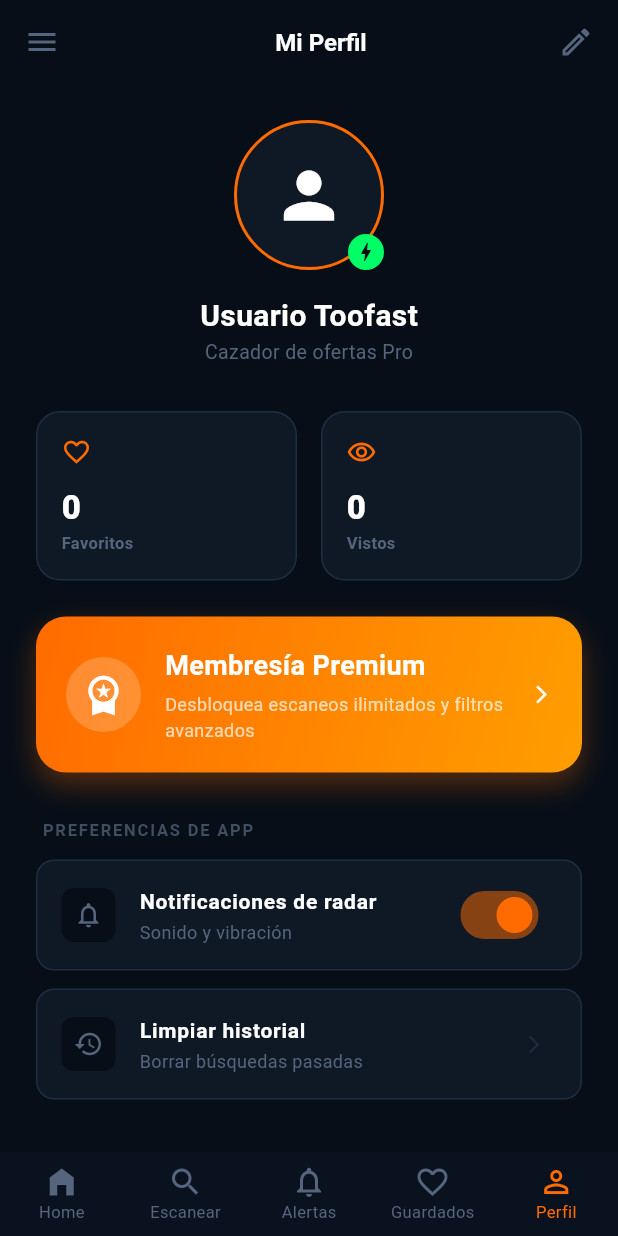
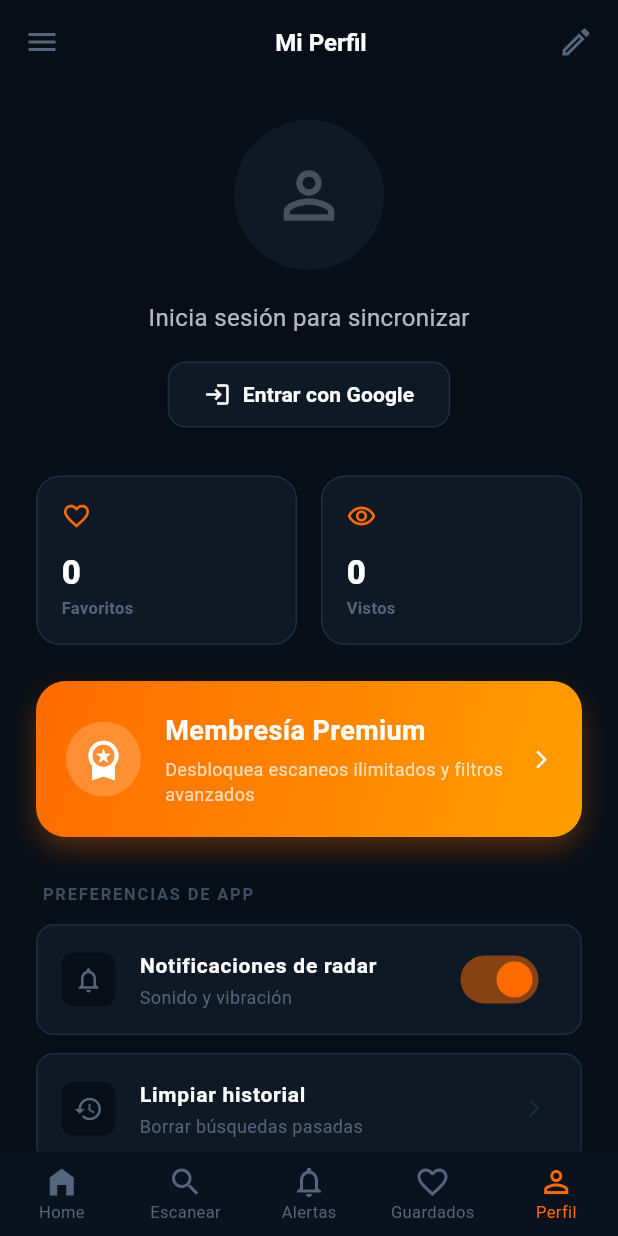
Before and after one commit to odmf9009/toofast_app, a Flutter app: the screen it shows after launch, item 5 of the bottom bar chosen, on a phone screen of 412 x 824 dp. Run offline on Flutter 3.47's test engine with Material 3 defaults, Android fonts, the phone set to English and light mode, and no system bars; our stand-ins replace flutter_local_notifications, flutter_native_splash, google_sign_in, shared_preferences; missing offline and left inert: flutter_inappwebview.

Commit message:
Restauración de Login con Google, Perfil y configuración de Android estable

```diff
--- a/lib/main.dart
+++ b/lib/main.dart
@@ -944,21 +944,20 @@ class PerfilScreen extends StatelessWidget {
         padding: const EdgeInsets.all(24.0),
         child: Column(
           children: [
-            // 👤 CABECERA DE PERFIL
+            // 👤 CABECERA DE PERFIL (Condicional según login)
             Center(
               child: Column(
                 children: [
+                  if (toofastProvider.estaLogueado) ...[
                     Stack(
                       children: [
-                      Container(
-                        width: 100,
-                        height: 100,
-                        decoration: BoxDecoration(
-                          shape: BoxShape.circle,
-                          border: Border.all(color: const Color(0xFFFF6B00), width: 2),
-                          color: const Color(0xFF0F1926),
-                        ),
-                        child: const Icon(Icons.person, size: 50, color: Colors.white),
+                        CircleAvatar(
+                          radius: 50,
+                          backgroundColor: const Color(0xFF0F1926),
+                          backgroundImage: NetworkImage(toofastProvider.usuario!.photoUrl ?? ''),
+                          child: toofastProvider.usuario!.photoUrl == null
+                              ? const Icon(Icons.person, size: 50, color: Colors.white)
+                              : null,
                         ),
                         Positioned(
                           bottom: 0,
@@ -972,8 +971,41 @@ class PerfilScreen extends StatelessWidget {
                       ],
                     ),
                     const SizedBox(height: 16),
-                  const Text('Usuario Toofast', style: TextStyle(fontSize: 20, fontWeight: FontWeight.bold, color: Colors.white)),
-                  const Text('Cazador de ofertas Pro', style: TextStyle(fontSize: 13, color: Color(0xFF55657E))),
+                    Text(toofastProvider.usuario!.displayName ?? 'Usuario', style: const TextStyle(fontSize: 20, fontWeight: FontWeight.bold, color: Colors.white)),
+                    Text(toofastProvider.usuario!.email, style: const TextStyle(fontSize: 13, color: Color(0xFF55657E))),
+                  ] else ...[
+                    const CircleAvatar(
+                      radius: 50,
+                      backgroundColor: Color(0xFF0F1926),
+                      child: Icon(Icons.person_outline, size: 50, color: Colors.white24),
+                    ),
+                    const SizedBox(height: 20),
+                    const Text('Inicia sesión para sincronizar', style: TextStyle(fontSize: 16, color: Colors.white70)),
+                    const SizedBox(height: 16),
+                    ElevatedButton.icon(
+                      onPressed: () async {
+                        try {
+                          await toofastProvider.iniciarSesionGoogle();
+                        } catch (e) {
+                          if (context.mounted) {
+                            ScaffoldMessenger.of(context).showSnackBar(
+                              SnackBar(content: Text('Error al iniciar sesión: $e')),
+                            );
+                          }
+                        }
+                      },
+                      icon: const Icon(Icons.login, color: Colors.white),
+                      label: const Text('Entrar con Google', style: TextStyle(color: Colors.white, fontWeight: FontWeight.bold)),
+                      style: ElevatedButton.styleFrom(
+                        backgroundColor: const Color(0xFF0F1926),
+                        padding: const EdgeInsets.symmetric(horizontal: 24, vertical: 12),
+                        shape: RoundedRectangleBorder(
+                          borderRadius: BorderRadius.circular(12),
+                          side: const BorderSide(color: Color(0xFF1E2D42)),
+                        ),
+                      ),
+                    ),
+                  ],
                 ],
               ),
             ),
@@ -1053,10 +1085,11 @@ class PerfilScreen extends StatelessWidget {
             const SizedBox(height: 40),
 
             // 🚪 BOTÓN DE CERRAR SESIÓN / ELIMINAR DATOS
+            if (toofastProvider.estaLogueado)
               SizedBox(
                 width: double.infinity,
                 child: TextButton.icon(
-                onPressed: () {},
+                  onPressed: () => toofastProvider.cerrarSesion(),
                   icon: const Icon(Icons.logout, color: Color(0xFFFF455B), size: 20),
                   label: const Text('Cerrar sesión', style: TextStyle(color: Color(0xFFFF455B), fontWeight: FontWeight.bold)),
                   style: TextButton.styleFrom(
--- a/lib/toofast_provider.dart
+++ b/lib/toofast_provider.dart
@@ -5,10 +5,17 @@ import 'package:shared_preferences/shared_preferences.dart';
 import 'package:flutter_local_notifications/flutter_local_notifications.dart';
 import 'package:http/http.dart' as http;
 import 'package:flutter_inappwebview/flutter_inappwebview.dart';
+import 'package:google_sign_in/google_sign_in.dart';
 
 class ToofastProvider extends ChangeNotifier {
   bool _isEscaneando = false;
   bool get isEscaneando => _isEscaneando;
+
+  // 🔑 Variables de Autenticación
+  final GoogleSignIn _googleSignIn = GoogleSignIn();
+  GoogleSignInAccount? _usuario;
+  GoogleSignInAccount? get usuario => _usuario;
+  bool get estaLogueado => _usuario != null;
 
   String _categoria = 'vehiculos';
   String get categoria => _categoria;
@@ -52,6 +59,28 @@ class ToofastProvider extends ChangeNotifier {
   ToofastProvider() {
     _cargarDatosLocales();
     _inicializarNotificaciones();
+    _revisarLoginSilencioso();
+  }
+
+  Future<void> _revisarLoginSilencioso() async {
+    _usuario = await _googleSignIn.signInSilently();
+    notifyListeners();
+  }
+
+  Future<void> iniciarSesionGoogle() async {
+    try {
+      _usuario = await _googleSignIn.signIn();
+      notifyListeners();
+    } catch (error) {
+      print("🔴 ERROR DETALLADO DE GOOGLE: $error");
+      rethrow;
+    }
+  }
+
+  Future<void> cerrarSesion() async {
+    await _googleSignIn.signOut();
+    _usuario = null;
+    notifyListeners();
   }
 
   Future<void> _inicializarNotificaciones() async {
--- a/pubspec.yaml
+++ b/pubspec.yaml
@@ -35,6 +35,8 @@ dependencies:
   http: ^1.2.2
   flutter_local_notifications: ^18.0.1
   flutter_inappwebview: ^6.0.0
+  google_sign_in: ^6.2.1
+  flutter_native_splash: ^2.4.0
 
 
   # The following adds the Cupertino Icons font to your application.
@@ -46,7 +48,6 @@ dependencies:
 dev_dependencies:
   flutter_test:
     sdk: flutter
-  flutter_native_splash: ^2.4.0
   flutter_launcher_icons: ^0.13.1
 
   # The "flutter_lints" package below contains a set of recommended lints to
```
Also changed, not shown: pubspec.lock, 4 other files. Lines whose indentation alone changed are shown as unchanged.
